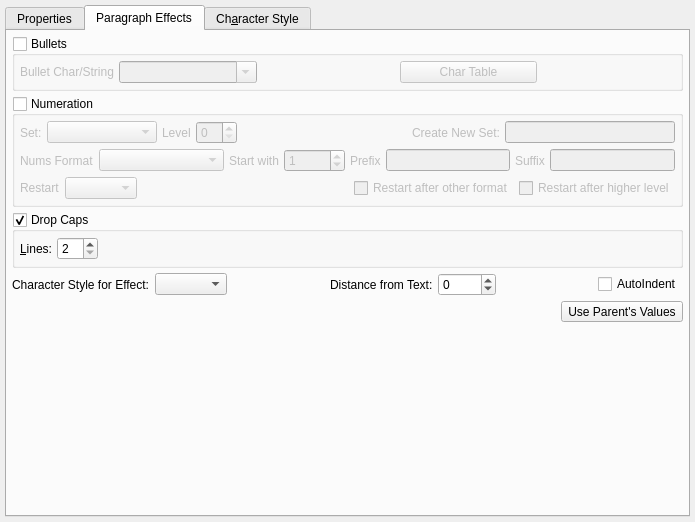
Above: scribus/ui/smpstylewidget.ui from scribusproject/scribus before the change. Below: the same form after it.
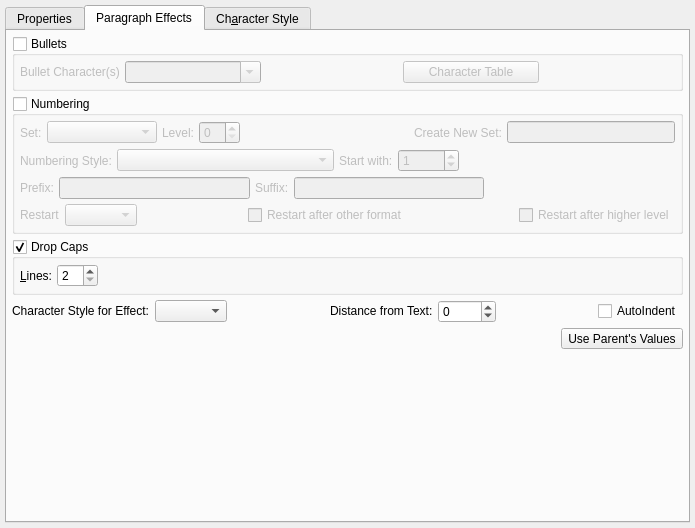
That is the form after the change. The open tabs and pages were chosen to show the change. Custom widgets are drawn as their Qt base class.

Commit message: #13455: Fix resized widget issue, and rearrange pstyle dialog a little and fix incorrect strings

```diff
--- a/scribus/ui/smpstylewidget.ui
+++ b/scribus/ui/smpstylewidget.ui
@@ -7,7 +7,7 @@
     <x>0</x>
     <y>0</y>
     <width>695</width>
-    <height>522</height>
+    <height>528</height>
    </rect>
   </property>
   <layout class="QVBoxLayout">
@@ -627,7 +627,7 @@
             <item>
              <widget class="QLabel" name="bulletCharLabel">
               <property name="text">
-               <string>Bullet Char/String</string>
+               <string>Bullet Character(s)</string>
               </property>
              </widget>
             </item>
@@ -657,7 +657,7 @@
               </property>
               <property name="sizeHint" stdset="0">
                <size>
-                <width>40</width>
+                <width>20</width>
                 <height>20</height>
                </size>
               </property>
@@ -672,7 +672,7 @@
                </sizepolicy>
               </property>
               <property name="text">
-               <string>Char Table</string>
+               <string>Character Table</string>
               </property>
               <property name="checkable">
                <bool>true</bool>
@@ -686,7 +686,7 @@
               </property>
               <property name="sizeHint" stdset="0">
                <size>
-                <width>40</width>
+                <width>20</width>
                 <height>20</height>
                </size>
               </property>
@@ -706,7 +706,7 @@
           </sizepolicy>
          </property>
          <property name="title">
-          <string>Numeration</string>
+          <string>Numbering</string>
          </property>
          <property name="checkable">
           <bool>true</bool>
@@ -737,7 +737,7 @@
             <item>
              <widget class="QLabel" name="numLevelLabel">
               <property name="text">
-               <string>Level</string>
+               <string>Level:</string>
               </property>
              </widget>
             </item>
@@ -774,7 +774,7 @@
             <item>
              <widget class="QLabel" name="numFormatLabel">
               <property name="text">
-               <string>Nums Format</string>
+               <string>Numbering Style:</string>
               </property>
               <property name="buddy">
                <cstring>numFormatCombo</cstring>
@@ -794,7 +794,7 @@
             <item>
              <widget class="QLabel" name="numStartLabel">
               <property name="text">
-               <string>Start with</string>
+               <string>Start with:</string>
               </property>
              </widget>
             </item>
@@ -809,9 +809,26 @@
              </widget>
             </item>
             <item>
+             <spacer name="horizontalSpacer_8">
+              <property name="orientation">
+               <enum>Qt::Horizontal</enum>
+              </property>
+              <property name="sizeHint" stdset="0">
+               <size>
+                <width>40</width>
+                <height>20</height>
+               </size>
+              </property>
+             </spacer>
+            </item>
+           </layout>
+          </item>
+          <item>
+           <layout class="QHBoxLayout" name="horizontalLayout_6">
+            <item>
              <widget class="QLabel" name="numPrefixLabel">
               <property name="text">
-               <string>Prefix</string>
+               <string>Prefix:</string>
               </property>
              </widget>
             </item>
@@ -821,19 +838,38 @@
             <item>
              <widget class="QLabel" name="numSuffixLabel">
               <property name="text">
-               <string>Suffix</string>
+               <string>Suffix:</string>
               </property>
              </widget>
             </item>
             <item>
              <widget class="QLineEdit" name="numSuffix"/>
             </item>
+            <item>
+             <spacer name="horizontalSpacer_9">
+              <property name="orientation">
+               <enum>Qt::Horizontal</enum>
+              </property>
+              <property name="sizeHint" stdset="0">
+               <size>
+                <width>20</width>
+                <height>20</height>
+               </size>
+              </property>
+             </spacer>
+            </item>
            </layout>
           </item>
           <item>
            <layout class="QHBoxLayout" name="horizontalLayout_8">
             <item>
              <widget class="QLabel" name="numRestartLabel">
+              <property name="sizePolicy">
+               <sizepolicy hsizetype="Maximum" vsizetype="Preferred">
+                <horstretch>0</horstretch>
+                <verstretch>0</verstretch>
+               </sizepolicy>
+              </property>
               <property name="text">
                <string>Restart</string>
               </property>
@@ -849,7 +885,7 @@
               </property>
               <property name="sizeHint" stdset="0">
                <size>
-                <width>40</width>
+                <width>20</width>
                 <height>20</height>
                </size>
               </property>
@@ -862,6 +898,19 @@
               </property>
              </widget>
             </item>
+            <item>
+             <spacer name="horizontalSpacer">
+              <property name="orientation">
+               <enum>Qt::Horizontal</enum>
+              </property>
+              <property name="sizeHint" stdset="0">
+               <size>
+                <width>20</width>
+                <height>20</height>
+               </size>
+              </property>
+             </spacer>
+            </item>
             <item>
              <widget class="SMCheckBox" name="numRestartHigherBox">
               <property name="text">
@@ -936,6 +985,12 @@
         <layout class="QHBoxLayout" name="horizontalLayout_12">
          <item>
           <widget class="QLabel" name="parEffectCharStyleComboLabel">
+           <property name="sizePolicy">
+            <sizepolicy hsizetype="Minimum" vsizetype="Fixed">
+             <horstretch>0</horstretch>
+             <verstretch>0</verstretch>
+            </sizepolicy>
+           </property>
            <property name="text">
             <string>Character Style for Effect:</string>
            </property>
@@ -951,7 +1006,7 @@
            </property>
            <property name="sizeHint" stdset="0">
             <size>
-             <width>40</width>
+             <width>20</width>
              <height>20</height>
             </size>
            </property>
@@ -959,6 +1014,12 @@
          </item>
          <item>
           <widget class="QLabel" name="distFromTextLabel">
+           <property name="sizePolicy">
+            <sizepolicy hsizetype="Minimum" vsizetype="Maximum">
+             <horstretch>0</horstretch>
+             <verstretch>0</verstretch>
+            </sizepolicy>
+           </property>
            <property name="text">
             <string>Distance from Text:</string>
            </property>
@@ -984,7 +1045,7 @@
            </property>
            <property name="sizeHint" stdset="0">
             <size>
-             <width>40</width>
+             <width>20</width>
              <height>20</height>
             </size>
            </property>
```
Left out of the diff: 2 changed lines with no effect on the pictures. The commit also changes 1 other file.
